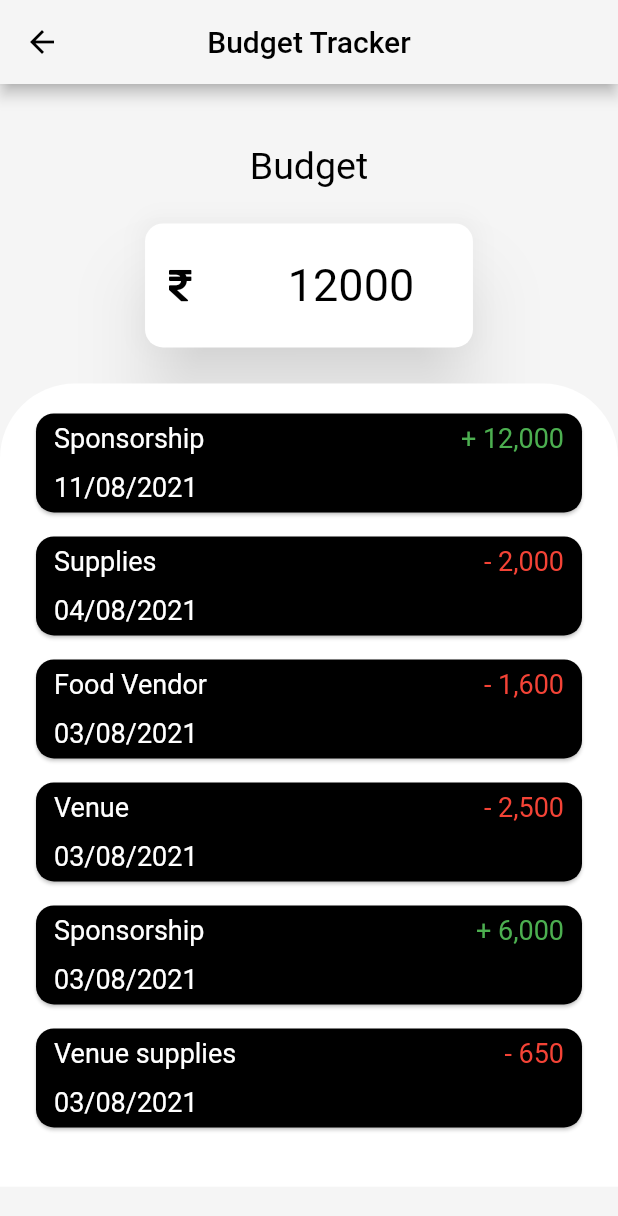
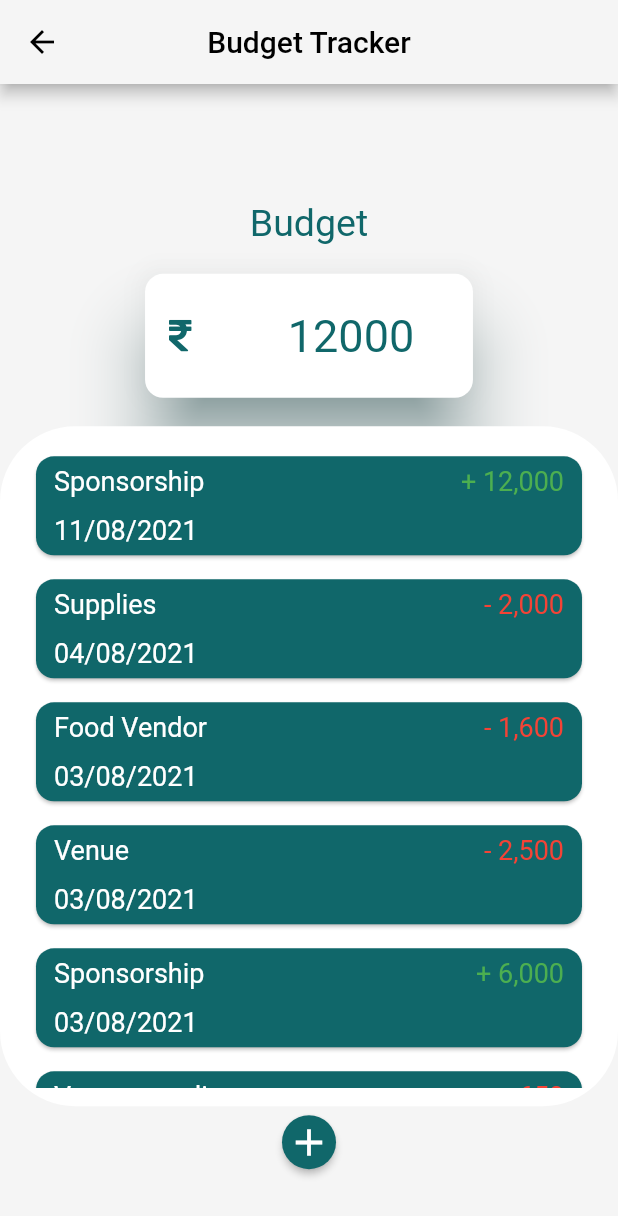
Before and after one commit to TabsOverSpaces4/Planzee, a Flutter app: the BudgetHome screen opened by its route, on a phone screen of 412 x 824 dp. Shown: the top 1216 px of the screen. Run offline on Flutter 3.47's test engine with Material 2 defaults, Android fonts, the light colour scheme and no system bars; our stand-ins replace cloud_firestore, firebase_auth, firebase_core, font_awesome_flutter, simple_animations; missing offline and left inert: loading_animations; accounts and stored records are empty.

Commit message:
Small changes

```diff
--- a/lib/main.dart
+++ b/lib/main.dart
@@ -3,12 +3,14 @@ import 'package:planzee/pages/LSOptions.dart';
 import 'package:planzee/pages/Signin.dart';
 import 'package:planzee/pages/Signup.dart';
 import 'package:planzee/pages/about.dart';
+import 'package:planzee/pages/budgetDetail.dart';
 import 'package:planzee/pages/eventDashboard.dart';
 import 'package:planzee/pages/createEvent.dart';
 import 'package:planzee/pages/landingpage.dart';
 import 'package:planzee/pages/loading.dart';
 import 'package:planzee/pages/eventList.dart';
 import 'package:planzee/pages/budgetTracker.dart';
+import 'package:planzee/pages/addBudget.dart';
 
 
 void main() => runApp(MaterialApp(
@@ -24,7 +26,9 @@ void main() => runApp(MaterialApp(
         '/info': (context) => Info(),
         '/home': (context) => Homepage(),
         '/about': (context) => About(),
-        '/budgettracker' : (context) => BudgetHome()
+        '/budgettracker' : (context) => BudgetHome(),
+        '/budgetdetail' : (context) => BudgetDetail(),
+        '/addbudget' : (context) => AddBudget()
       },
       theme: ThemeData(
         primaryColor: Color(0xFF10676a),
--- a/lib/pages/budgetTracker.dart
+++ b/lib/pages/budgetTracker.dart
@@ -32,9 +32,8 @@ class _BudgetHomeState extends State<BudgetHome> {
         ),
         backgroundColor: Colors.grey[100],
       ),
-      body: SingleChildScrollView(
-        child: Column(
-          mainAxisAlignment: MainAxisAlignment.end,
+      body: Column(
+        mainAxisAlignment: MainAxisAlignment.center,
         crossAxisAlignment: CrossAxisAlignment.center,
         children: [
           Column(
@@ -44,20 +43,20 @@ class _BudgetHomeState extends State<BudgetHome> {
                 child: Text(
                   'Budget',
                   style: TextStyle(
-                        color:Colors.black,
+                      color:Theme.of(context).primaryColor,
                       fontSize: 25
                   ),
                 ),
               ),
               Padding(
-                  padding: const EdgeInsets.all(20),
+                padding: const EdgeInsets.all(15),
                 child: Container(
                  //padding: EdgeInsets.symmetric(vertical: 10, horizontal: 10),
                   height: deviceHeight * .11,
                   width: deviceWidth * .55,
                   child: Card(
                     elevation: 20,
-                      shadowColor: Colors.white,
+                    shadowColor: Theme.of(context).primaryColor,
                     shape: RoundedRectangleBorder(
                       borderRadius: BorderRadius.circular(12)
                     ),
@@ -67,11 +66,11 @@ class _BudgetHomeState extends State<BudgetHome> {
                        children: [
                          Expanded(
                            child: ListTile(
-                               leading: FaIcon(FontAwesomeIcons.rupeeSign, color: Colors.black),
+                             leading: FaIcon(FontAwesomeIcons.rupeeSign, color: Theme.of(context).primaryColor),
                              title: Text(
                                  '12000',
                                style: TextStyle(
-                                   color: Colors.black,
+                                 color: Theme.of(context).primaryColor,
                                  fontSize: 30
                                ),
                                textAlign: TextAlign.center,
@@ -89,13 +88,14 @@ class _BudgetHomeState extends State<BudgetHome> {
             ],
           ),
           Container(
-              height: deviceHeight * .65,
+            height: deviceHeight * .55,
             decoration: BoxDecoration(
               color: Colors.white,
-                borderRadius: BorderRadius.only(
-                  topLeft: Radius.circular(50),
-                  topRight: Radius.circular(50)
-                )
+              // borderRadius: BorderRadius.only(
+              //   topLeft: Radius.circular(50),
+              //   topRight: Radius.circular(50)
+              // )
+              borderRadius: BorderRadius.circular(50),
             ),
             child: Container(
               padding: EdgeInsets.symmetric(vertical: 12 , horizontal: 4),
@@ -104,11 +104,16 @@ class _BudgetHomeState extends State<BudgetHome> {
                 child: ListView(
                   children: [
 
-                      BudgetCard(
+                    InkWell(
+                      child: BudgetCard(
                           reason: 'Sponsorship',
                           amount: '+ 12,000',
                           date: '11/08/2021',
                           isAdded: true,
+                        ),
+                      onTap: () {
+                        Navigator.pushNamed(context, '/budgetdetail');
+                      },
                     ),
                     BudgetCard(
                       reason: 'Supplies',
@@ -146,9 +151,17 @@ class _BudgetHomeState extends State<BudgetHome> {
               ),
 
             ),
+          ),
+          MaterialButton(
+            onPressed: () {
+              Navigator.pushNamed(context, 'addbudget');
+            },
+            child: Icon(Icons.add , size: 30, color: Colors.white),
+            color: Theme.of(context).primaryColor,
+            shape: CircleBorder(),
+
           )
         ],
-        ),
       ),
 
     );
--- a/lib/pages/eventDashboard.dart
+++ b/lib/pages/eventDashboard.dart
@@ -21,7 +21,7 @@ class _HomepageState extends State<Homepage> {
     final deviceHeight = MediaQuery.of(context).size.height;
     final deviceWidth = MediaQuery.of(context).size.width;
     return Scaffold(
-      backgroundColor: Colors.black,
+      backgroundColor: Theme.of(context).primaryColor,
       body:Column(
         mainAxisAlignment: MainAxisAlignment.end,
         crossAxisAlignment: CrossAxisAlignment.center,
--- a/lib/widgets/budgetCard.dart
+++ b/lib/widgets/budgetCard.dart
@@ -11,7 +11,7 @@ class BudgetCard extends StatelessWidget {
     return Container(
       padding: EdgeInsets.symmetric(vertical: 4 , horizontal: 16),
       child: Card(
-          color: Colors.black,
+          color: Color(0xFF10676a),
           shape: RoundedRectangleBorder(
               borderRadius: BorderRadius.circular(12)
           ),
```
Also changed, not shown: lib/pages/addBudget.dart (added, +13 -0 lines), lib/pages/budgetDetail.dart (added, +15 -0 lines). Lines whose indentation alone changed are shown as unchanged.
